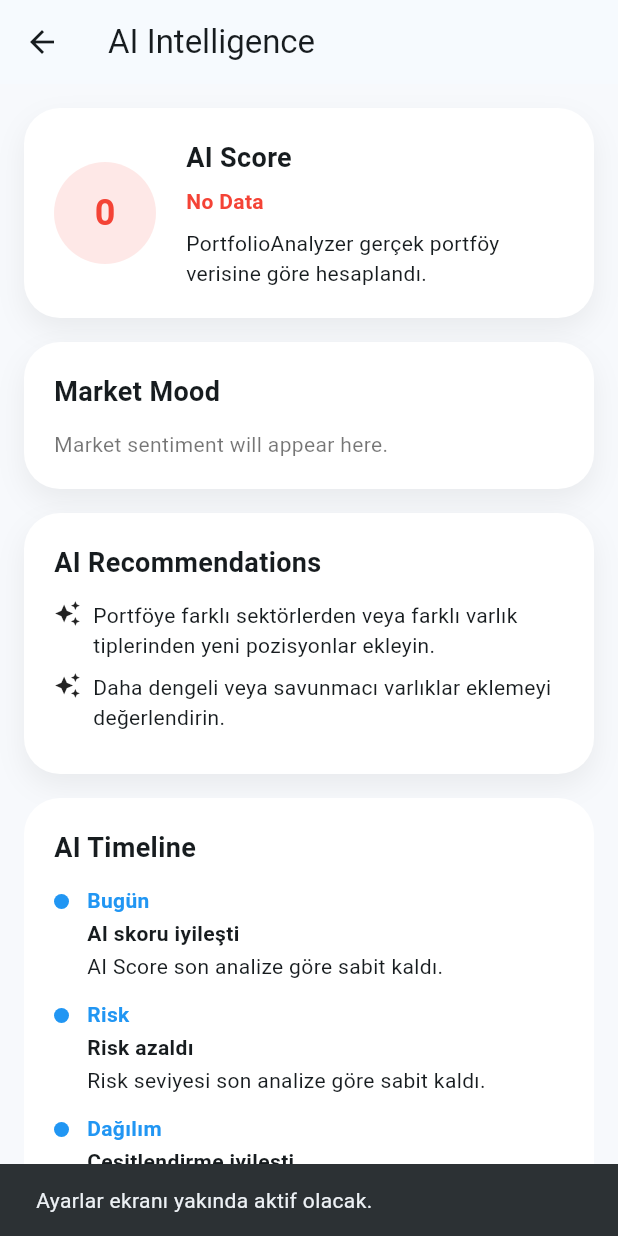
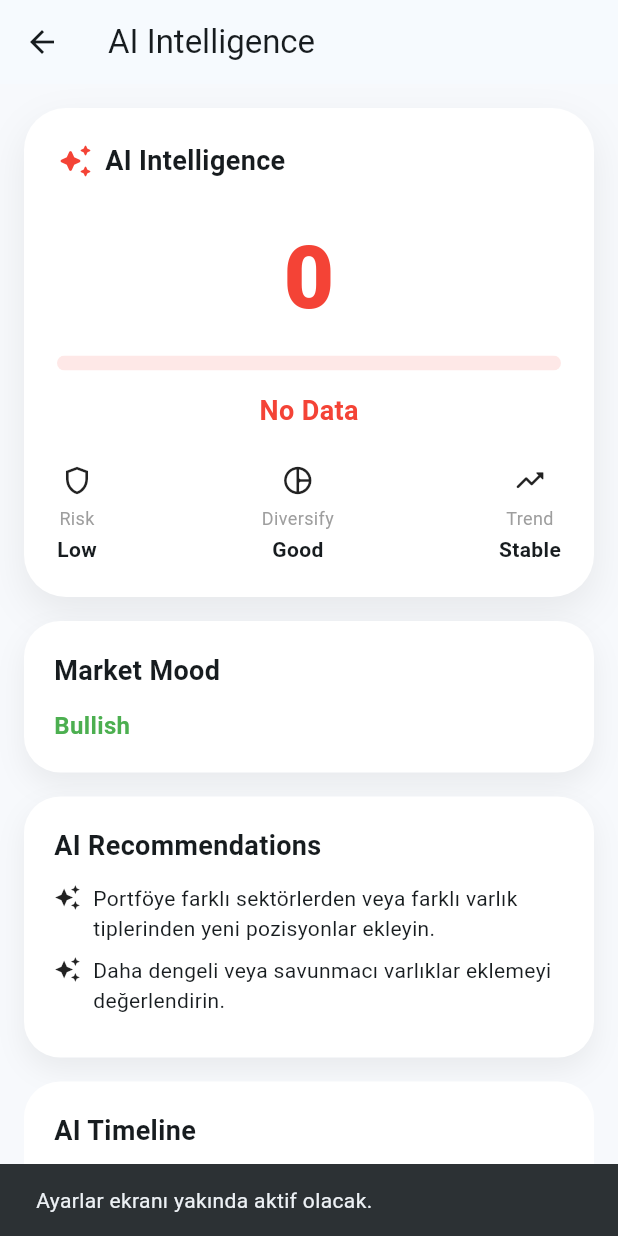
Before and after one commit to ErhanOzalhas/myfin-mobile, a Flutter app: the screen it shows once a user with an empty profile is signed in, item 5 of the bottom bar chosen, after a tap on "MyFin Intelligence", on a phone screen of 412 x 824 dp. Run offline on Flutter 3.47's test engine with Material 3 defaults, Android fonts, the light colour scheme and no system bars; our stand-ins replace cloud_firestore, firebase_auth, firebase_core; accounts and stored records are empty.

Commit message:
Prepare Sprint 4 release candidate

```diff
--- a/lib/services/ai/ai_trend_service.dart
+++ b/lib/services/ai/ai_trend_service.dart
@@ -5,16 +5,16 @@ class AITrendService {
   const AITrendService();
 
   AITrendResult build(List<AIHistoryEntry> history) {
-    if (history.length < 2) {
-      return const AITrendResult(
-        aiScoreChange: 0,
-        riskChange: 0,
-        diversificationChange: 0,
-      );
-    }
+    if (history.length < 2 || history[1].aiScore == 0) {
+  return const AITrendResult(
+    aiScoreChange: null,
+    riskChange: null,
+    diversificationChange: null,
+  );
+}
 
-    final latest = history.first;
-    final previous = history[1];
+    final latest = history.last;
+final previous = history[history.length - 2];
 
     return AITrendResult(
       aiScoreChange: latest.aiScore - previous.aiScore,
--- a/lib/widgets/intelligence/intelligence_score_card.dart
+++ b/lib/widgets/intelligence/intelligence_score_card.dart
@@ -20,58 +20,125 @@ class IntelligenceScoreCard extends StatelessWidget {
 
     return Container(
       width: double.infinity,
-      padding: const EdgeInsets.all(20),
+      padding: const EdgeInsets.all(22),
       decoration: BoxDecoration(
         color: Colors.white,
-        borderRadius: BorderRadius.circular(24),
+        borderRadius: BorderRadius.circular(28),
         boxShadow: [
           BoxShadow(
-            color: Colors.black.withValues(alpha: 0.06),
-            blurRadius: 16,
-            offset: const Offset(0, 8),
+            color: Colors.black.withValues(alpha: 0.07),
+            blurRadius: 22,
+            offset: const Offset(0, 10),
           ),
         ],
       ),
-      child: Row(
+      child: Column(
+        crossAxisAlignment: CrossAxisAlignment.start,
         children: [
-          CircleAvatar(
-            radius: 34,
-            backgroundColor: scoreColor.withValues(alpha: 0.12),
+          Row(
+            children: [
+              Icon(Icons.auto_awesome_rounded, color: scoreColor),
+              const SizedBox(width: 8),
+              const Text(
+                'AI Intelligence',
+                style: TextStyle(
+                  fontSize: 18,
+                  fontWeight: FontWeight.bold,
+                ),
+              ),
+            ],
+          ),
+          const SizedBox(height: 24),
+          Center(
             child: Text(
               '$score',
               style: TextStyle(
-                fontSize: 24,
-                fontWeight: FontWeight.bold,
+                fontSize: 58,
+                fontWeight: FontWeight.w800,
                 color: scoreColor,
               ),
             ),
           ),
-          const SizedBox(width: 20),
-          Expanded(
-            child: Column(
-              crossAxisAlignment: CrossAxisAlignment.start,
-              children: [
-                const Text(
-                  'AI Score',
-                  style: TextStyle(fontSize: 18, fontWeight: FontWeight.bold),
+          const SizedBox(height: 10),
+          ClipRRect(
+            borderRadius: BorderRadius.circular(99),
+            child: LinearProgressIndicator(
+              value: score.clamp(0, 100) / 100,
+              minHeight: 10,
+              backgroundColor: scoreColor.withValues(alpha: 0.12),
+              valueColor: AlwaysStoppedAnimation<Color>(scoreColor),
             ),
-                const SizedBox(height: 6),
-                Text(
+          ),
+          const SizedBox(height: 14),
+          Center(
+            child: Text(
               status,
               style: TextStyle(
+                fontSize: 18,
+                fontWeight: FontWeight.w700,
                 color: scoreColor,
-                    fontWeight: FontWeight.w600,
               ),
             ),
-                const SizedBox(height: 8),
-                const Text(
-                  'PortfolioAnalyzer gerçek portföy verisine göre hesaplandı.',
+          ),
+          const SizedBox(height: 22),
+          Row(
+            mainAxisAlignment: MainAxisAlignment.spaceBetween,
+            children: const [
+              _HeroMetric(
+                icon: Icons.shield_outlined,
+                title: 'Risk',
+                value: 'Low',
+              ),
+              _HeroMetric(
+                icon: Icons.pie_chart_outline_rounded,
+                title: 'Diversify',
+                value: 'Good',
+              ),
+              _HeroMetric(
+                icon: Icons.trending_up_rounded,
+                title: 'Trend',
+                value: 'Stable',
               ),
             ],
-            ),
           ),
         ],
       ),
     );
   }
 }
+
+class _HeroMetric extends StatelessWidget {
+  final IconData icon;
+  final String title;
+  final String value;
+
+  const _HeroMetric({
+    required this.icon,
+    required this.title,
+    required this.value,
+  });
+
+  @override
+  Widget build(BuildContext context) {
+    return Column(
+      children: [
+        Icon(icon, size: 22),
+        const SizedBox(height: 6),
+        Text(
+          title,
+          style: const TextStyle(
+            fontSize: 12,
+            color: Colors.grey,
+          ),
+        ),
+        const SizedBox(height: 2),
+        Text(
+          value,
+          style: const TextStyle(
+            fontWeight: FontWeight.bold,
+          ),
+        ),
+      ],
+    );
+  }
+}
--- a/lib/widgets/intelligence_market_mood_card.dart
+++ b/lib/widgets/intelligence_market_mood_card.dart
@@ -1,10 +1,21 @@
 import 'package:flutter/material.dart';
 
 class IntelligenceMarketMoodCard extends StatelessWidget {
-  const IntelligenceMarketMoodCard({super.key});
+  final String mood;
+
+  const IntelligenceMarketMoodCard({
+    super.key,
+    required this.mood,
+  });
 
   @override
   Widget build(BuildContext context) {
+    final color = switch (mood) {
+      'Bullish' => Colors.green,
+      'Bearish' => Colors.red,
+      _ => Colors.orange,
+    };
+
     return Container(
       width: double.infinity,
       padding: const EdgeInsets.all(20),
@@ -19,22 +30,23 @@ class IntelligenceMarketMoodCard extends StatelessWidget {
           ),
         ],
       ),
-      child: const Column(
+      child: Column(
         crossAxisAlignment: CrossAxisAlignment.start,
         children: [
-          Text(
+          const Text(
             'Market Mood',
             style: TextStyle(
               fontSize: 18,
               fontWeight: FontWeight.bold,
             ),
           ),
-          SizedBox(height: 12),
+          const SizedBox(height: 12),
           Text(
-            'Market sentiment will appear here.',
+            mood,
             style: TextStyle(
-              fontSize: 14,
-              color: Colors.black54,
+              fontSize: 16,
+              fontWeight: FontWeight.bold,
+              color: color,
             ),
           ),
         ],
```
Lines whose indentation alone changed are shown as unchanged.
